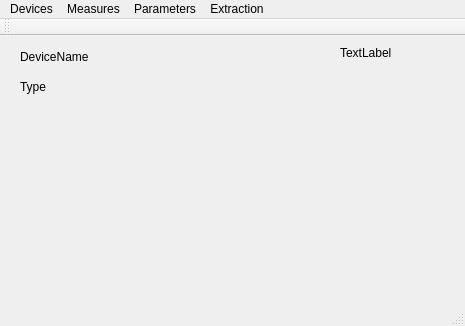
Qt form src/Tsunami/devicewindow.ui (maluginp/Tsunami) before a commit.
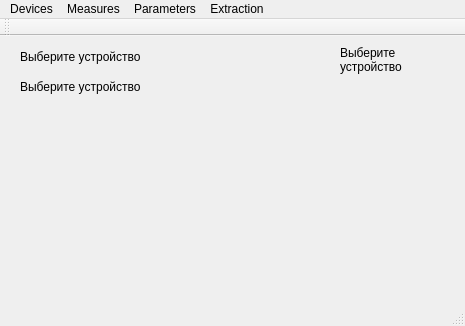
The same form after that commit.

The edit to the form file:
```diff
--- a/src/Tsunami/devicewindow.ui
+++ b/src/Tsunami/devicewindow.ui
@@ -24,7 +24,7 @@
      </rect>
     </property>
     <property name="text">
-     <string>DeviceName</string>
+     <string>Выберите устройство</string>
     </property>
    </widget>
    <widget class="QLabel" name="deviceTypeText">
@@ -37,7 +37,7 @@
      </rect>
     </property>
     <property name="text">
-     <string>Type</string>
+     <string>Выберите устройство</string>
     </property>
    </widget>
    <widget class="QLabel" name="deviceNodesText">
@@ -50,7 +50,8 @@
      </rect>
     </property>
     <property name="text">
-     <string>TextLabel</string>
+     <string>Выберите
+устройство</string>
     </property>
     <property name="alignment">
      <set>Qt::AlignLeading|Qt::AlignLeft|Qt::AlignTop</set>
```
